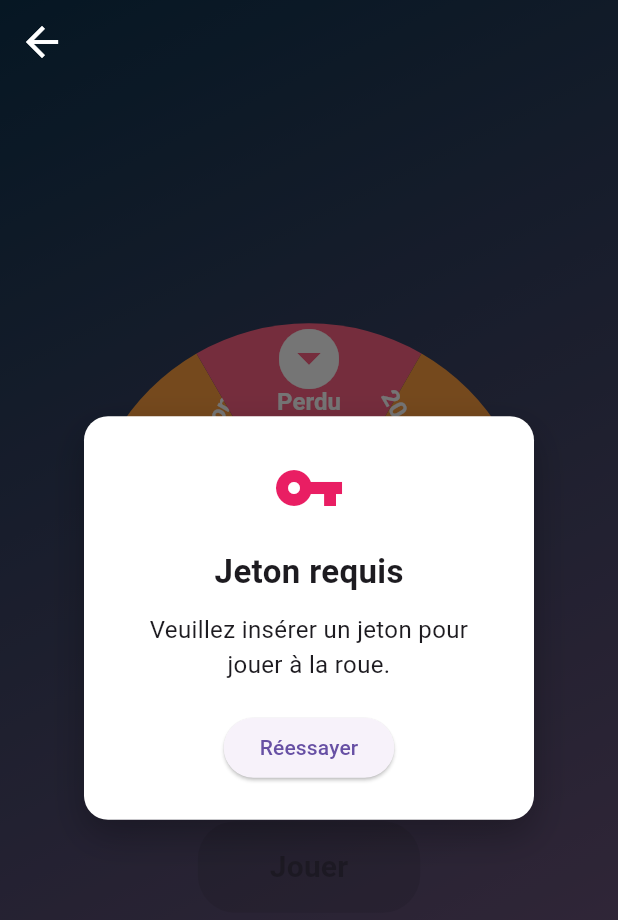
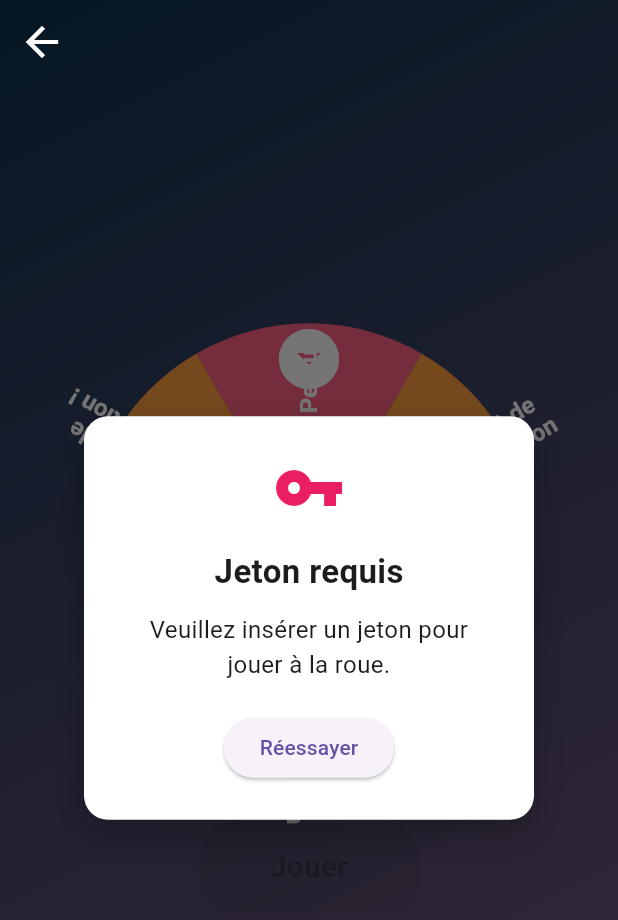
Before and after one commit to Yasskvhvc/borneinteractive1, a Flutter app: the RoueGamePage screen opened directly, after a tap on "Réessayer", on a phone screen of 412 x 824 dp. Shown: the top 920 px of the screen. Run offline on Flutter 3.47's test engine with Material 3 defaults, Android fonts, the light colour scheme and no system bars; our stand-ins replace flutter_svg, shared_preferences; accounts and stored records are empty; network calls fail.

Commit message:
Update roue_game.dart

```diff
--- a/lib/roue_game.dart
+++ b/lib/roue_game.dart
@@ -51,11 +51,13 @@ class _RoueGamePageState extends State<RoueGamePage> with SingleTickerProviderSt
       vsync: this,
       duration: const Duration(milliseconds: 5000),
     );
+
     _controller.addListener(() {
       setState(() {
         _angle = _animation.value;
       });
     });
+
     _controller.addStatusListener((status) {
       if (status == AnimationStatus.completed) {
         setState(() {
@@ -65,7 +67,7 @@ class _RoueGamePageState extends State<RoueGamePage> with SingleTickerProviderSt
       }
     });
 
-    _verifierJeton(); // ✅ Vérifie la présence du jeton
+    _verifierJeton();
   }
 
   Future<void> _verifierJeton() async {
@@ -80,26 +82,22 @@ class _RoueGamePageState extends State<RoueGamePage> with SingleTickerProviderSt
       if (response.statusCode == 200) {
         final jsonData = json.decode(response.body);
         final jetonPresent = jsonData['jeton'] == true;
-        if (!jetonPresent) {
         setState(() {
-            _jetonRequisVisible = true;
+          _jetonPresent = jetonPresent;
+          _jetonRequisVisible = !jetonPresent;
         });
-        } else {
-          setState(() {
-            _jetonPresent = true;
-            _jetonRequisVisible = false;
-          });
-        }
       } else {
         print('❌ Erreur lors de la vérification du jeton');
         setState(() {
           _jetonRequisVisible = true;
+          _jetonPresent = false;
         });
       }
     } catch (e) {
       print('❌ Exception lors de la vérification du jeton : $e');
       setState(() {
         _jetonRequisVisible = true;
+        _jetonPresent = false;
       });
     }
   }
@@ -107,16 +105,13 @@ class _RoueGamePageState extends State<RoueGamePage> with SingleTickerProviderSt
   Future<void> _tournerRoue() async {
     if (_enRotation) return;
 
-    setState(() {
-      _jetonRequisVisible = false;
-      _jetonPresent = false;
-    });
-
     final playCount = await PlayCounterManager.getPlayCount();
     if (playCount >= 2) {
+      if (mounted) {
         ScaffoldMessenger.of(context).showSnackBar(
           const SnackBar(content: Text('Vous avez assez joué pour aujourd\'hui. Revenez demain !')),
         );
+      }
       return;
     }
 
@@ -158,12 +153,6 @@ class _RoueGamePageState extends State<RoueGamePage> with SingleTickerProviderSt
     final resultatParticipation = (idTypeGain == 3) ? 0 : 1;
     final url = Uri.parse('${baseUrl}/api/participations');
 
-    print("📡 Envoi de la participation :");
-    print("🔹 id_utilisateur = ${user.id}");
-    print("🔹 id_jeu = 1");
-    print("🔹 id_type_gain = $idTypeGain");
-    print("🔹 resultat_participation = $resultatParticipation");
-
     try {
       final response = await http.post(
         url,
@@ -183,15 +172,15 @@ class _RoueGamePageState extends State<RoueGamePage> with SingleTickerProviderSt
     }
   }
 
-
   Future<void> _afficherResultat() async {
     final angleParOption = 2 * pi / options.length;
     double angleNormalise = (_angle % (2 * pi) + 2 * pi) % (2 * pi);
-    int index = (angleNormalise / angleParOption).floor();
-    index = (index + 1) % options.length;
+
+    // Correction: on inverse la logique pour trouver l'index correct (la roue tourne dans le sens horaire)
+    int index = (options.length - (angleNormalise / angleParOption).floor() - 1) % options.length;
 
     final resultat = options[index];
-    print("Résultat de la roue : '$resultat'");  // <-- Ajout debug
+    print("Résultat de la roue : '$resultat'");
 
     setState(() {
       _resultat = resultat;
@@ -206,7 +195,6 @@ class _RoueGamePageState extends State<RoueGamePage> with SingleTickerProviderSt
     if (resultat.toLowerCase().trim() != 'perdu') {
       if (playCount == 0) {
         await PlayCounterManager.setPlayCountToMax();
-        // Affiche un snackbar avec le message "Vous avez gagné, revenez demain !"
         if (mounted) {
           ScaffoldMessenger.of(context).showSnackBar(
             const SnackBar(content: Text('🎉 Vous avez gagné, revenez demain ! 🎉')),
@@ -236,7 +224,8 @@ class _RoueGamePageState extends State<RoueGamePage> with SingleTickerProviderSt
 
   Widget _buildModal() {
     if (!_modalVisible) return const SizedBox.shrink();
-    final estPerdu = (_resultat?.toLowerCase().trim() == 'perdu');  // <-- correction ici
+
+    final estPerdu = (_resultat?.toLowerCase().trim() == 'perdu');
 
     return Stack(
       children: [
@@ -254,8 +243,8 @@ class _RoueGamePageState extends State<RoueGamePage> with SingleTickerProviderSt
               borderRadius: BorderRadius.circular(16),
               gradient: LinearGradient(
                 colors: estPerdu
-                    ? [Color(0xFFdc3545), Color(0xFFc82333)]  // Rouge pour perdu
-                    : [Color(0xFF28a745), Color(0xFF20c997)], // Vert pour gagné
+                    ? [Color(0xFFdc3545), Color(0xFFc82333)]
+                    : [Color(0xFF28a745), Color(0xFF20c997)],
                 begin: Alignment.topLeft,
                 end: Alignment.bottomRight,
               ),
@@ -321,7 +310,7 @@ class _RoueGamePageState extends State<RoueGamePage> with SingleTickerProviderSt
             decoration: BoxDecoration(
               color: Colors.white,
               borderRadius: BorderRadius.circular(16),
-              boxShadow: [
+              boxShadow: const [
                 BoxShadow(
                   color: Colors.black26,
                   blurRadius: 20,
@@ -407,7 +396,7 @@ class _RoueGamePageState extends State<RoueGamePage> with SingleTickerProviderSt
                         ),
                       ),
                     ),
-                    Positioned(
+                    const Positioned(
                       top: 0,
                       child: Icon(Icons.arrow_drop_down_circle, size: 48, color: Colors.white),
                     ),
@@ -415,9 +404,9 @@ class _RoueGamePageState extends State<RoueGamePage> with SingleTickerProviderSt
                 ),
                 const SizedBox(height: 32),
                 ElevatedButton(
-                  onPressed: _jetonPresent ? _tournerRoue : null,
+                  onPressed: (_jetonPresent && !_enRotation) ? _tournerRoue : null,
                   style: ElevatedButton.styleFrom(
-                    backgroundColor: _jetonPresent ? Colors.pink : Colors.grey,
+                    backgroundColor: (_jetonPresent && !_enRotation) ? Colors.pink : Colors.grey,
                     foregroundColor: Colors.white,
                     shape: RoundedRectangleBorder(borderRadius: BorderRadius.circular(25)),
                     padding: const EdgeInsets.symmetric(horizontal: 48, vertical: 16),
@@ -447,50 +436,38 @@ class RouePainter extends CustomPainter {
     final rayon = size.width / 2;
 
     final paint = Paint()..style = PaintingStyle.fill;
-    final textPainter = TextPainter(
-      textAlign: TextAlign.center,
-      textDirection: TextDirection.ltr,
-    );
+    final textPainter = TextPainter(textAlign: TextAlign.center, textDirection: TextDirection.ltr);
 
-    final angleParSection = 2 * pi / options.length;
+    final angleParOption = 2 * pi / options.length;
 
     for (int i = 0; i < options.length; i++) {
-      final startAngle = i * angleParSection;
+      final debutAngle = i * angleParOption;
       paint.color = couleurs[i];
 
-      // Dessiner la section
-      canvas.drawArc(
-        Rect.fromCircle(center: centre, radius: rayon),
-        startAngle,
-        angleParSection,
-        true,
-        paint,
-      );
+      canvas.drawArc(Rect.fromCircle(center: centre, radius: rayon), debutAngle, angleParOption, true, paint);
 
-      // Dessiner le texte
-      final textAngle = startAngle + angleParSection / 2;
+      final textAngle = debutAngle + angleParOption / 2;
+
       canvas.save();
-      canvas.translate(
-        centre.dx + rayon * 0.65 * cos(textAngle),
-        centre.dy + rayon * 0.65 * sin(textAngle),
-      );
-      canvas.rotate(textAngle + pi / 2);
+      canvas.translate(centre.dx, centre.dy);
+      canvas.rotate(textAngle);
 
-      textPainter.text = TextSpan(
-        text: options[i],
-        style: const TextStyle(
+      final texte = options[i];
+      final style = TextStyle(
         fontSize: 16,
         color: Colors.white,
         fontWeight: FontWeight.bold,
-        ),
       );
-      textPainter.layout();
-      textPainter.paint(canvas, Offset(-textPainter.width / 2, -textPainter.height / 2));
+
+      textPainter.text = TextSpan(text: texte, style: style);
+      textPainter.layout(maxWidth: rayon * 0.8);
+      canvas.translate(rayon * 0.6, -textPainter.height / 2);
+      textPainter.paint(canvas, Offset(0, 0));
 
       canvas.restore();
     }
   }
 
   @override
-  bool shouldRepaint(covariant CustomPainter oldDelegate) => true;
+  bool shouldRepaint(CustomPainter oldDelegate) => true;
 }
```
Lines whose indentation alone changed are shown as unchanged.
